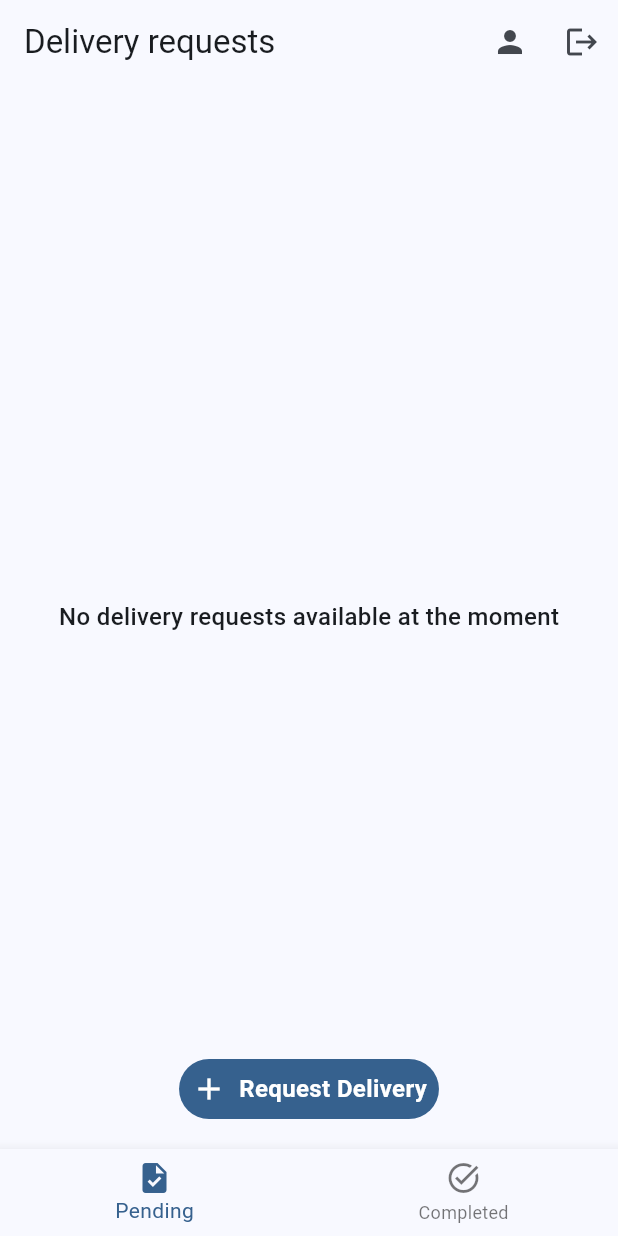
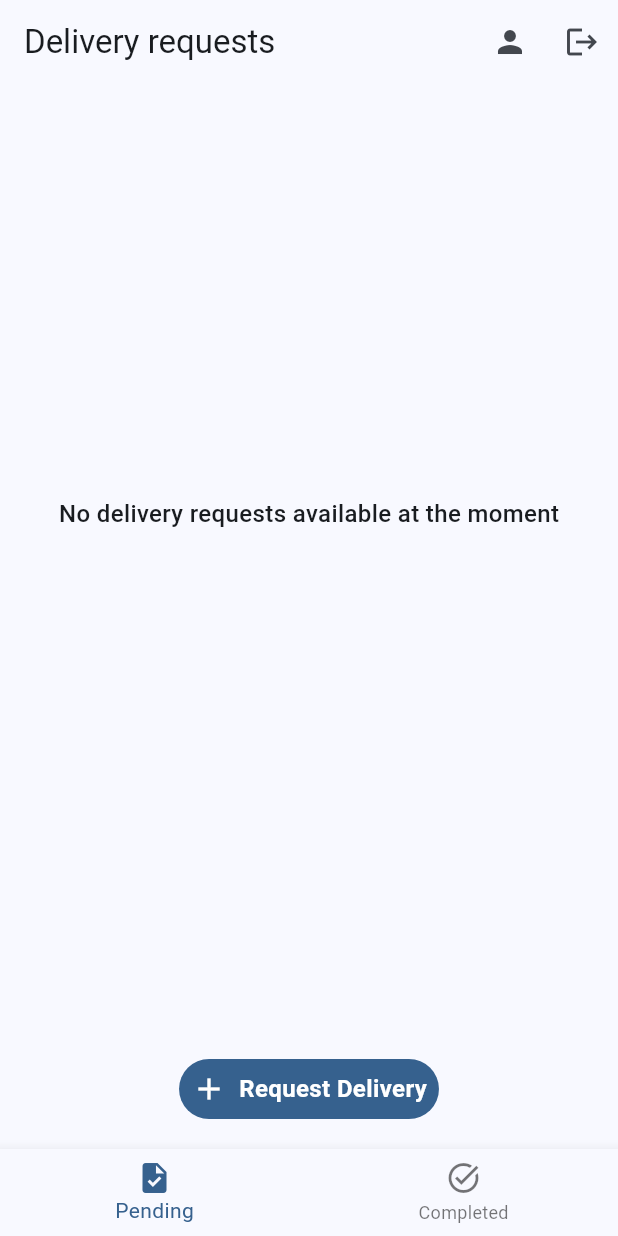
Before and after one commit to Jayant71/travelbuddy, a Flutter app: the Dashboard screen opened directly, on a phone screen of 412 x 824 dp. Run offline on Flutter 3.47's test engine with Material 3 defaults, Android fonts, the phone set to English and light mode, and no system bars; our stand-ins replace bloc, cloud_firestore, firebase_auth, firebase_core, flutter_bloc, flutter_svg and 2 more; accounts and stored records are empty.

Commit message:
fixed scroll to refresh

```diff
--- a/lib/presentation/auth/login.dart
+++ b/lib/presentation/auth/login.dart
@@ -83,8 +83,8 @@ class LoginPage extends StatelessWidget {
                     context.showLoadingDialog();
                     sl<FirebaseAuthServices>()
                         .signInWithEmailAndPassword(
-                      emailController.text,
-                      passwordController.text,
+                      emailController.text.trim(),
+                      passwordController.text.trim(),
                     )
                         .then((result) async {
                       if (context.mounted) {
--- a/lib/presentation/auth/namepage.dart
+++ b/lib/presentation/auth/namepage.dart
@@ -68,10 +68,11 @@ class NamePage extends StatelessWidget {
 
                       if (context.mounted) {
                         context.hideLoadingDialog();
-                        Navigator.of(context).pushReplacement(
+                        Navigator.of(context).pushAndRemoveUntil(
                           MaterialPageRoute(
                             builder: (context) => Dashboard(),
                           ),
+                          (route) => false,
                         );
                       }
                     } catch (e) {
--- a/lib/presentation/landing/dashboard.dart
+++ b/lib/presentation/landing/dashboard.dart
@@ -111,21 +111,6 @@ class _DashboardState extends State<Dashboard> {
                       ],
                     );
                   });
-              // context.showLoadingDialog();
-              // await Future.delayed(const Duration(seconds: 1));
-              // await sl<FirebaseAuthServices>().signOut();
-              // if (context.mounted) {
-              //   context.hideLoadingDialog();
-              //   ScaffoldMessenger.of(context).showSnackBar(
-              //     const SnackBar(
-              //       content: Text('Logged out successfully'),
-              //     ),
-              //   );
-              //   Navigator.of(context)
-              //       .pushReplacement(MaterialPageRoute(builder: (context) {
-              //     return LoginPage();
-              //   }));
-              // }
             },
           ),
         ],
@@ -158,14 +143,17 @@ class _DashboardState extends State<Dashboard> {
                   return const Center(child: CircularProgressIndicator());
                 } else if (state is DeliveryRequestsDartSuccess) {
                   if (state.deliveryRequests.isEmpty) {
-                    return const Center(
+                    return ListView(children: [
+                      SizedBox(height: MediaQuery.of(context).size.height / 3),
+                      const Center(
                         child: Text(
                           'No delivery requests available at the moment',
                           maxLines: 2,
                           style: TextStyle(
                               fontSize: 16, fontWeight: FontWeight.w500),
                         ),
-                    );
+                      ),
+                    ]);
                   }
 
                   return ListView.builder(
@@ -191,14 +179,17 @@ class _DashboardState extends State<Dashboard> {
                   return const Center(child: CircularProgressIndicator());
                 } else if (state is CompleteRequestsSuccess) {
                   if (state.completeRequests.isEmpty) {
-                    return const Center(
+                    return ListView(children: [
+                      SizedBox(height: MediaQuery.of(context).size.height / 3),
+                      const Center(
                         child: Text(
                           'No completed delivery requests found.',
                           maxLines: 2,
                           style: TextStyle(
                               fontSize: 16, fontWeight: FontWeight.w500),
                         ),
-                    );
+                      ),
+                    ]);
                   }
 
                   return ListView.builder(
```
Also changed, not shown: lib/presentation/auth/signup.dart (+8 -8 lines). Lines whose indentation alone changed are shown as unchanged.
